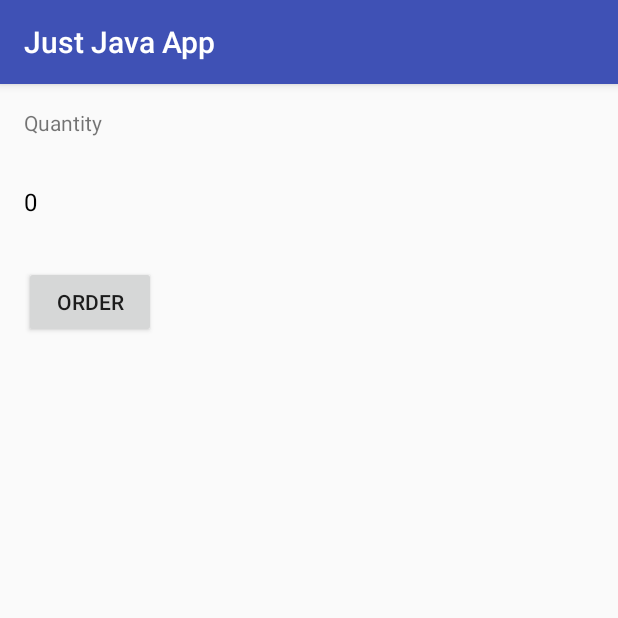
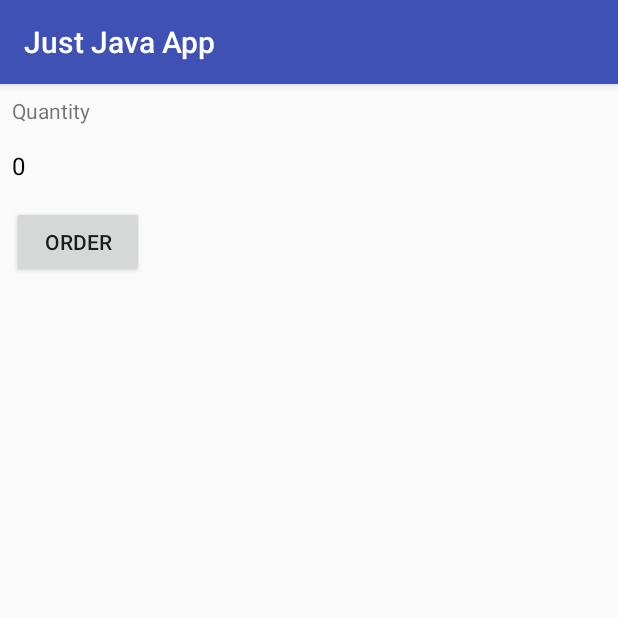
Before and after one commit to jerrychong25/iOSLoginApp, an Android app: the MainActivity screen opened directly, with no data from a screen before it, on a phone screen of 412 x 824 dp, the top half of it. Run offline under Robolectric (Android 15) with nearby library versions, the phone set to English and light mode, and no system bars.

Commit message:
Modified code in MainActivity.java

```diff
--- a/app/src/main/java/com/example/android/justjavaapp/MainActivity.java
+++ b/app/src/main/java/com/example/android/justjavaapp/MainActivity.java
@@ -1,8 +1,23 @@
+/**
+ * IMPORTANT: Make sure you are using the correct package name.
+ * This example uses the package name:
+ * package com.example.android.justjava
+ * If you get an error when copying this code into Android studio, update it to match teh package name found
+ * in the project's AndroidManifest.xml file.
+ **/
+
 package com.example.android.justjavaapp;
 
+import android.os.Bundle;
 import android.support.v7.app.AppCompatActivity;
-import android.os.Bundle;
+import android.view.View;
+import android.widget.TextView;
 
+import com.example.android.justjavaapp.R;
+
+/**
+ * This app displays an order form to order coffee.
+ */
 public class MainActivity extends AppCompatActivity {
 
     @Override
@@ -10,4 +25,19 @@ public class MainActivity extends AppCompatActivity {
         super.onCreate(savedInstanceState);
         setContentView(R.layout.activity_main);
     }
+
+    /**
+     * This method is called when the order button is clicked.
+     */
+    public void submitOrder(View view) {
+        display(1);
+    }
+
+    /**
+     * This method displays the given quantity value on the screen.
+     */
+    private void display(int number) {
+        TextView quantityTextView = (TextView) findViewById(R.id.quantity_text_view);
+        quantityTextView.setText("" + number);
+    }
 }
--- a/app/src/main/res/layout/activity_main.xml
+++ b/app/src/main/res/layout/activity_main.xml
@@ -10,30 +10,23 @@
     <TextView
         android:layout_width="wrap_content"
         android:layout_height="wrap_content"
-        android:layout_margin="16dp"
-        android:text="Quantity"
-        app:layout_constraintBottom_toBottomOf="parent"
-        app:layout_constraintLeft_toLeftOf="parent"
-        app:layout_constraintRight_toRightOf="parent"
-        app:layout_constraintTop_toTopOf="parent" />
+        android:layout_margin="8dp"
+        android:text="Quantity" />
 
     <TextView
         android:id="@+id/quantity_text_view"
         android:layout_width="wrap_content"
         android:layout_height="wrap_content"
-        android:layout_margin="16dp"
+        android:layout_margin="8dp"
         android:textSize="16sp"
         android:textColor="#000000"
-        android:text="0"
-        app:layout_constraintBottom_toBottomOf="parent"
-        app:layout_constraintLeft_toLeftOf="parent"
-        app:layout_constraintRight_toRightOf="parent"
-        app:layout_constraintTop_toTopOf="parent" />
+        android:text="0" />
 
     <Button
         android:layout_width="wrap_content"
         android:layout_height="wrap_content"
-        android:layout_margin="16dp"
-        android:text="ORDER"/>
+        android:layout_margin="8dp"
+        android:text="Order"
+        android:onClick="submitOrder"/>
 
 </LinearLayout>
```
